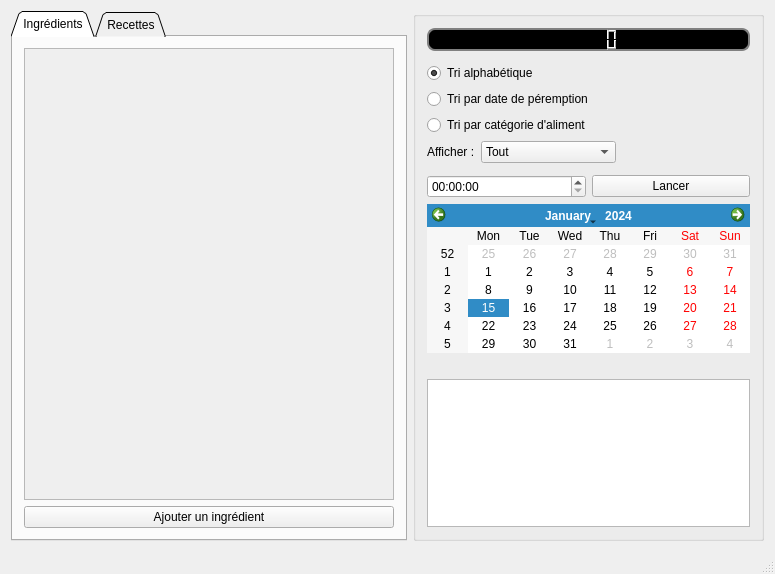
This is mainwindow.ui in ACoupat/Refrigestion as Qt 5 draws it before an edit. The edited form follows.
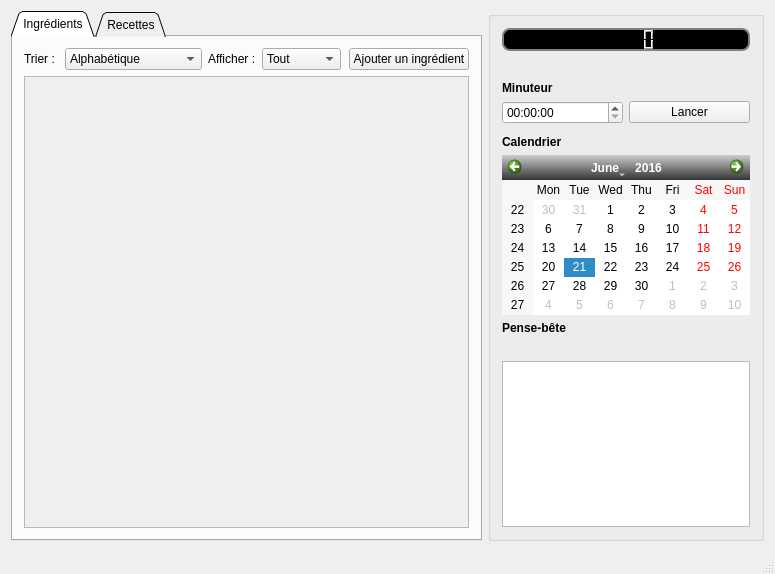
This is the edited form. The open tabs and pages were chosen to show the change.

The edit to the form file:
```diff
--- a/mainwindow.ui
+++ b/mainwindow.ui
@@ -27,28 +27,35 @@
        <string/>
       </property>
       <layout class="QGridLayout" name="gridLayout_5">
-       <item row="11" column="0">
+       <item row="2" column="0">
+        <widget class="QLabel" name="label_3">
+         <property name="styleSheet">
+          <string notr="true">font: bold;</string>
+         </property>
+         <property name="text">
+          <string>Minuteur</string>
+         </property>
+        </widget>
+       </item>
+       <item row="5" column="0">
+        <widget class="QLabel" name="label_4">
+         <property name="styleSheet">
+          <string notr="true">font: bold;</string>
+         </property>
+         <property name="text">
+          <string>Calendrier</string>
+         </property>
+        </widget>
+       </item>
+       <item row="9" column="0">
         <widget class="QLabel" name="label_Postit">
          <property name="text">
           <string/>
          </property>
         </widget>
        </item>
-       <item row="6" column="0">
-        <spacer name="verticalSpacer_2">
-         <property name="orientation">
-          <enum>Qt::Vertical</enum>
-         </property>
-         <property name="sizeHint" stdset="0">
-          <size>
-           <width>20</width>
-           <height>50</height>
-          </size>
-         </property>
-        </spacer>
-       </item>
        <item row="1" column="0">
-        <spacer name="verticalSpacer">
+        <spacer name="verticalSpacer_2">
          <property name="orientation">
           <enum>Qt::Vertical</enum>
          </property>
@@ -60,7 +67,7 @@
          </property>
         </spacer>
        </item>
-       <item row="12" column="0">
+       <item row="11" column="0">
         <widget class="QTextEdit" name="textEdit_Postit"/>
        </item>
        <item row="0" column="0">
@@ -82,10 +89,51 @@
          </property>
         </widget>
        </item>
-       <item row="9" column="0">
-        <widget class="QCalendarWidget" name="calendarWidget"/>
+       <item row="6" column="0">
+        <widget class="QCalendarWidget" name="calendarWidget">
+         <property name="minimumSize">
+          <size>
+           <width>0</width>
+           <height>160</height>
+          </size>
+         </property>
+         <property name="styleSheet">
+          <string notr="true">    /* navigation bar */
+    QCalendarWidget QWidget#qt_calendar_navigationbar { background-color: qlineargradient(x1:0, y1:0, x2:0, y2:1, stop: 0 #cccccc, stop: 1 #333333); }
+    QCalendarWidget QToolButton {
+    	color: white;
+    	background-color: qlineargradient(x1:0, y1:0, x2:0, y2:1, stop: 0 #cccccc, stop: 1 #333333);
+    }
+</string>
+         </property>
+         <property name="selectedDate">
+          <date>
+           <year>2016</year>
+           <month>6</month>
+           <day>21</day>
+          </date>
+         </property>
+         <property name="gridVisible">
+          <bool>false</bool>
+         </property>
+         <property name="selectionMode">
+          <enum>QCalendarWidget::NoSelection</enum>
+         </property>
+         <property name="horizontalHeaderFormat">
+          <enum>QCalendarWidget::ShortDayNames</enum>
+         </property>
+         <property name="verticalHeaderFormat">
+          <enum>QCalendarWidget::ISOWeekNumbers</enum>
+         </property>
+         <property name="navigationBarVisible">
+          <bool>true</bool>
+         </property>
+         <property name="dateEditEnabled">
+          <bool>true</bool>
+         </property>
+        </widget>
        </item>
-       <item row="10" column="0">
+       <item row="7" column="0">
         <spacer name="verticalSpacer_3">
          <property name="orientation">
           <enum>Qt::Vertical</enum>
@@ -98,120 +146,7 @@
          </property>
         </spacer>
        </item>
-       <item row="4" column="0">
-        <widget class="QRadioButton" name="rb_tri_categorie">
-         <property name="text">
-          <string>Tri par catégorie d'aliment</string>
-         </property>
-        </widget>
-       </item>
-       <item row="2" column="0">
-        <widget class="QRadioButton" name="rb_tri_alphabet">
-         <property name="text">
-          <string>Tri alphabétique</string>
-         </property>
-         <property name="checked">
-          <bool>true</bool>
-         </property>
-        </widget>
-       </item>
        <item row="3" column="0">
-        <widget class="QRadioButton" name="rb_tri_date">
-         <property name="text">
-          <string>Tri par date de péremption</string>
-         </property>
-        </widget>
-       </item>
-       <item row="5" column="0">
-        <layout class="QHBoxLayout" name="horizontalLayout">
-         <item>
-          <widget class="QLabel" name="label">
-           <property name="text">
-            <string>Afficher :</string>
-           </property>
-          </widget>
-         </item>
-         <item>
-          <widget class="QComboBox" name="cb_afficher_type">
-           <property name="sizePolicy">
-            <sizepolicy hsizetype="MinimumExpanding" vsizetype="Fixed">
-             <horstretch>0</horstretch>
-             <verstretch>0</verstretch>
-            </sizepolicy>
-           </property>
-           <item>
-            <property name="text">
-             <string>Tout</string>
-            </property>
-           </item>
-           <item>
-            <property name="text">
-             <string>Autre</string>
-            </property>
-           </item>
-           <item>
-            <property name="text">
-             <string>Boisson</string>
-            </property>
-           </item>
-           <item>
-            <property name="text">
-             <string>Légume</string>
-            </property>
-           </item>
-           <item>
-            <property name="text">
-             <string>Fruit</string>
-            </property>
-           </item>
-           <item>
-            <property name="text">
-             <string>Viande</string>
-            </property>
-           </item>
-           <item>
-            <property name="text">
-             <string>Poisson</string>
-            </property>
-           </item>
-           <item>
-            <property name="text">
-             <string>Fromage</string>
-            </property>
-           </item>
-           <item>
-            <property name="text">
-             <string>Entrée</string>
-            </property>
-           </item>
-           <item>
-            <property name="text">
-             <string>Plat</string>
-            </property>
-           </item>
-           <item>
-            <property name="text">
-             <string>Dessert</string>
-            </property>
-           </item>
-          </widget>
-         </item>
-         <item>
-          <spacer name="horizontalSpacer">
-           <property name="orientation">
-            <enum>Qt::Horizontal</enum>
-           </property>
-           <property name="sizeHint" stdset="0">
-            <size>
-             <width>50</width>
-             <height>20</height>
-            </size>
-           </property>
-          </spacer>
-         </item>
-        </layout>
-       </item>
-       <item row="7" column="0">
         <layout class="QHBoxLayout" name="horizontalLayout_2">
          <item>
           <widget class="QTimeEdit" name="timerMinuteur"/>
@@ -225,7 +160,7 @@
          </item>
         </layout>
        </item>
-       <item row="8" column="0">
+       <item row="4" column="0">
         <spacer name="verticalSpacer_4">
          <property name="orientation">
           <enum>Qt::Vertical</enum>
@@ -233,11 +168,21 @@
          <property name="sizeHint" stdset="0">
           <size>
            <width>20</width>
-           <height>40</height>
+           <height>30</height>
           </size>
          </property>
         </spacer>
        </item>
+       <item row="8" column="0">
+        <widget class="QLabel" name="label_5">
+         <property name="styleSheet">
+          <string notr="true">font : bold;</string>
+         </property>
+         <property name="text">
+          <string>Pense-bête</string>
+         </property>
+        </widget>
+       </item>
       </layout>
      </widget>
     </item>
@@ -278,7 +223,7 @@
         <string>Ingrédients</string>
        </attribute>
        <layout class="QGridLayout" name="gridLayout_2">
-        <item row="0" column="0">
+        <item row="2" column="0">
          <widget class="QScrollArea" name="scrollArea">
           <property name="widgetResizable">
            <bool>true</bool>
@@ -288,8 +233,8 @@
             <rect>
              <x>0</x>
              <y>0</y>
-             <width>352</width>
-             <height>446</height>
+             <width>400</width>
+             <height>437</height>
             </rect>
            </property>
            <layout class="QGridLayout" name="gridLayout_4">
@@ -300,12 +245,127 @@
           </widget>
          </widget>
         </item>
-        <item row="1" column="0">
-         <widget class="QPushButton" name="boutonAjoutIngredient">
-          <property name="text">
-           <string>Ajouter un ingrédient</string>
-          </property>
-         </widget>
+        <item row="0" column="0">
+         <layout class="QHBoxLayout" name="horizontalLayout_4" stretch="0,0,0,0,10,0">
+          <item>
+           <widget class="QLabel" name="trier">
+            <property name="text">
+             <string>Trier : </string>
+            </property>
+           </widget>
+          </item>
+          <item>
+           <widget class="QComboBox" name="trieBox">
+            <item>
+             <property name="text">
+              <string>Alphabétique</string>
+             </property>
+            </item>
+            <item>
+             <property name="text">
+              <string>Date de péremption</string>
+             </property>
+            </item>
+            <item>
+             <property name="text">
+              <string>Catégorie d'aliment</string>
+             </property>
+            </item>
+           </widget>
+          </item>
+          <item>
+           <widget class="QLabel" name="afficher">
+            <property name="text">
+             <string>Afficher :</string>
+            </property>
+           </widget>
+          </item>
+          <item>
+           <widget class="QComboBox" name="cb_afficher_type">
+            <property name="sizePolicy">
+             <sizepolicy hsizetype="MinimumExpanding" vsizetype="Fixed">
+              <horstretch>0</horstretch>
+              <verstretch>0</verstretch>
+             </sizepolicy>
+            </property>
+            <item>
+             <property name="text">
+              <string>Tout</string>
+             </property>
+            </item>
+            <item>
+             <property name="text">
+              <string>Autre</string>
+             </property>
+            </item>
+            <item>
+             <property name="text">
+              <string>Boisson</string>
+             </property>
+            </item>
+            <item>
+             <property name="text">
+              <string>Légume</string>
+             </property>
+            </item>
+            <item>
+             <property name="text">
+              <string>Fruit</string>
+             </property>
+            </item>
+            <item>
+             <property name="text">
+              <string>Viande</string>
+             </property>
+            </item>
+            <item>
+             <property name="text">
+              <string>Poisson</string>
+             </property>
+            </item>
+            <item>
+             <property name="text">
+              <string>Fromage</string>
+             </property>
+            </item>
+            <item>
+             <property name="text">
+              <string>Entrée</string>
+             </property>
+            </item>
+            <item>
+             <property name="text">
+              <string>Plat</string>
+             </property>
+            </item>
+            <item>
+             <property name="text">
+              <string>Dessert</string>
+             </property>
+            </item>
+           </widget>
+          </item>
+          <item>
+           <spacer name="horizontalSpacer">
+            <property name="orientation">
+             <enum>Qt::Horizontal</enum>
+            </property>
+            <property name="sizeHint" stdset="0">
+             <size>
+              <width>40</width>
+              <height>20</height>
+             </size>
+            </property>
+           </spacer>
+          </item>
+          <item>
+           <widget class="QPushButton" name="boutonAjoutIngredient">
+            <property name="text">
+             <string>Ajouter un ingrédient</string>
+            </property>
+           </widget>
+          </item>
+         </layout>
         </item>
        </layout>
       </widget>
@@ -342,17 +402,17 @@
         <item row="1" column="0">
          <layout class="QHBoxLayout" name="horizontalLayout_3">
           <item>
-           <spacer name="horizontalSpacer_2">
-            <property name="orientation">
-             <enum>Qt::Horizontal</enum>
+           <widget class="QLabel" name="label">
+            <property name="text">
+             <string>Réalisable : </string>
             </property>
-            <property name="sizeHint" stdset="0">
-             <size>
-              <width>40</width>
-              <height>20</height>
-             </size>
+            <property name="alignment">
+             <set>Qt::AlignLeading|Qt::AlignLeft|Qt::AlignVCenter</set>
             </property>
-           </spacer>
+            <property name="wordWrap">
+             <bool>false</bool>
+            </property>
+           </widget>
           </item>
           <item>
            <widget class="QCheckBox" name="chb_faisable">
```
Left out of the diff: 25 changed lines with no effect on the pictures.
